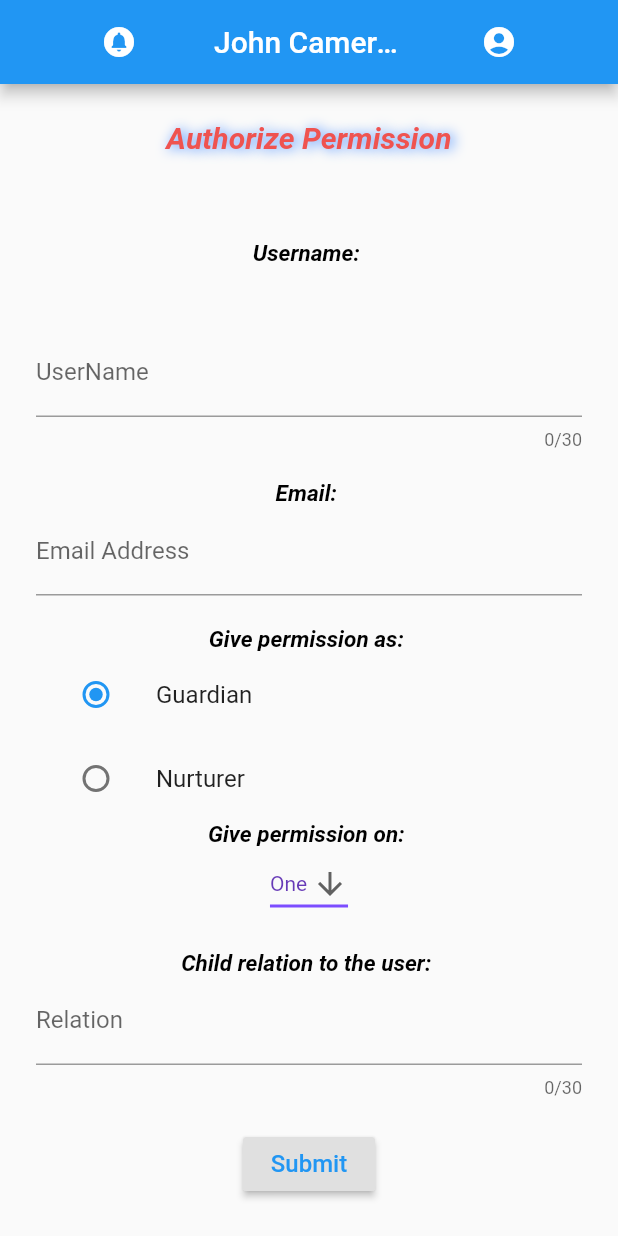
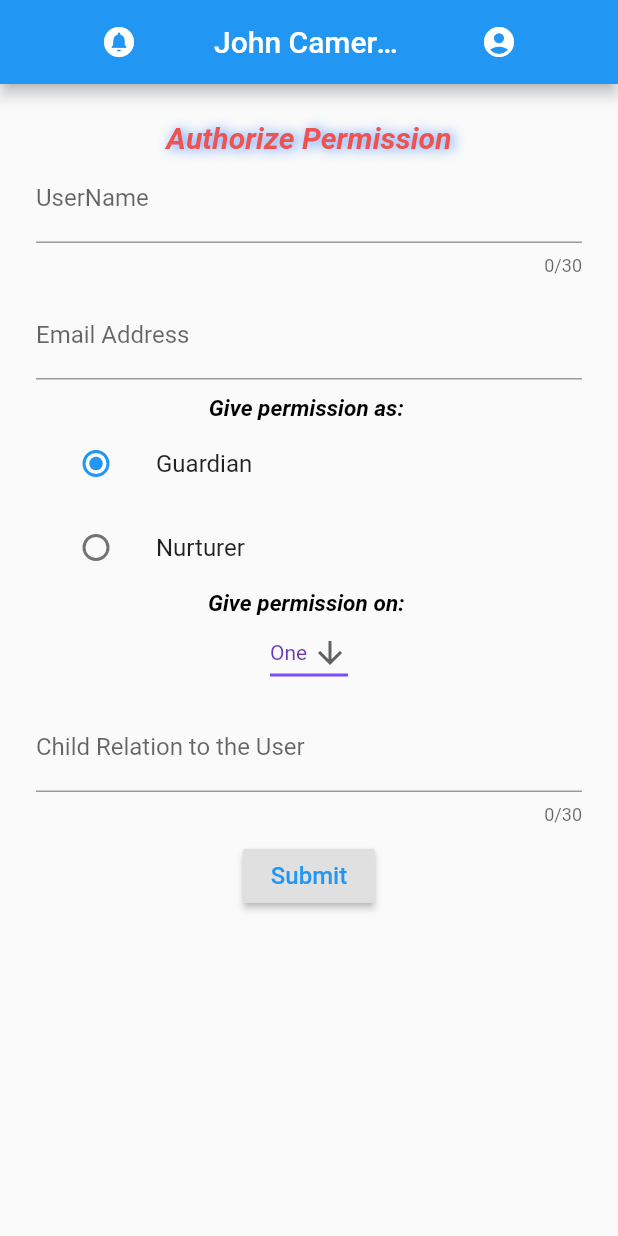
Before and after one commit to RaiyanJahangir/Capstone-Project, a Flutter app: the auth screen opened directly, on a phone screen of 412 x 824 dp. Run offline on Flutter 3.47's test engine with Material 2 defaults, Android fonts, the phone set to English and light mode, and no system bars; our stand-ins replace cloud_firestore, firebase_auth, firebase_core, firebase_database, fluttertoast, lottie; accounts and stored records are empty.

Commit message:
merged screens

```diff
--- a/lib/screens/give_auth_page.dart
+++ b/lib/screens/give_auth_page.dart
@@ -110,7 +110,7 @@ class _authState extends State<auth> {
   }
   Widget _builduser() {
     return TextFormField(
-      decoration: InputDecoration(labelText: 'Relation'),
+      decoration: InputDecoration(labelText: 'Child Relation to the User'),
       maxLength: 30,
       validator: (value){
         if(value!.isEmpty)return 'Required';
@@ -156,10 +156,11 @@ class _authState extends State<auth> {
       ),
       body: Container(
         margin: EdgeInsets.all(24),
+        child: SingleChildScrollView(
           child: Column(
             children: [
               Expanded(
-              flex: 1,
+                //flex: 1,
                   child: Text(
                 "Authorize Permission",
                 textAlign: TextAlign.center,
@@ -175,34 +176,16 @@ class _authState extends State<auth> {
               )
               ),
               Expanded(
-              flex: 8,
+                //flex: 8,
                   child: Form(
                     key: _formKey,
                     child: Column(
                       mainAxisAlignment: MainAxisAlignment.center,
                       children: [
-                      Expanded(
-                        child: Text('Username: ',
-                          style: TextStyle(
-                            fontSize: 15,
-                            color: Colors.black,
-                            fontWeight: FontWeight.bold,
-                            fontStyle: FontStyle.italic,
-                          ),
-                        ),
-                      ),
                         _buildname(),
-                      SizedBox(height: 20,),
-                      Text('Email: ',
-                        style: TextStyle(
-                          fontSize: 15,
-                          color: Colors.black,
-                          fontWeight: FontWeight.bold,
-                          fontStyle: FontStyle.italic,
-                        ),
-                      ),
+                        SizedBox(height: 10,),
                         _buildemail(),
-                      SizedBox(height: 20),
+                        SizedBox(height: 10),
                         Text('Give permission as: ',
                           style: TextStyle(
                               fontSize: 15,
@@ -221,17 +204,9 @@ class _authState extends State<auth> {
                           ),
                         ),
                         _buildlist(),
-                      SizedBox(height: 20,),
-                      Text('Child relation to the user: ',
-                        style: TextStyle(
-                          fontSize: 15,
-                          color: Colors.black,
-                          fontWeight: FontWeight.bold,
-                          fontStyle: FontStyle.italic,
-                        ),
-                      ),
+                        SizedBox(height: 10,),
                         _builduser(),
-                      SizedBox(height: 20,),
+                        SizedBox(height: 10,),
                         RaisedButton(
                           child: Text(
                             'Submit',
@@ -254,6 +229,7 @@ class _authState extends State<auth> {
             ],
           ),
         ),
+      ),
     );
   }
 }
```
Lines whose indentation alone changed are shown as unchanged.
